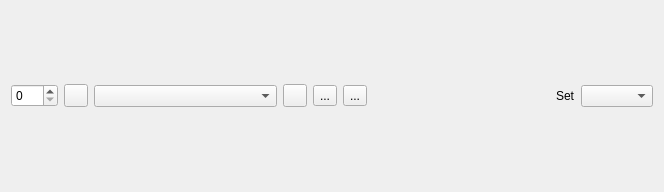
Qt form sw/supervision/python/ui/ui_conf_header.ui (paparazzi/paparazzi) before a commit.
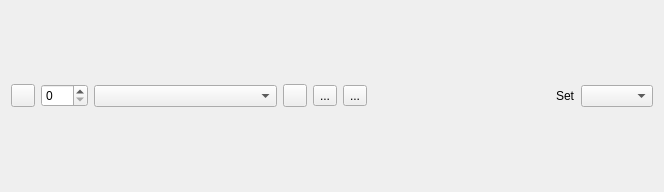
The same form after that commit. Icons and pictures are not drawn.

Commit message: [supervision] Move AC color at the left.

What changed in the file:
```diff
--- a/sw/supervision/python/ui/ui_conf_header.ui
+++ b/sw/supervision/python/ui/ui_conf_header.ui
@@ -14,13 +14,6 @@
    <string>Form</string>
   </property>
   <layout class="QHBoxLayout" name="horizontalLayout">
-   <item>
-    <widget class="QSpinBox" name="id_spinBox">
-     <property name="maximum">
-      <number>255</number>
-     </property>
-    </widget>
-   </item>
    <item>
     <widget class="QToolButton" name="color_button">
      <property name="styleSheet">
@@ -31,6 +24,13 @@
      </property>
     </widget>
    </item>
+   <item>
+    <widget class="QSpinBox" name="id_spinBox">
+     <property name="maximum">
+      <number>255</number>
+     </property>
+    </widget>
+   </item>
    <item>
     <widget class="QComboBox" name="ac_combo">
      <property name="sizePolicy">
```
The commit also changes 1 other file.
